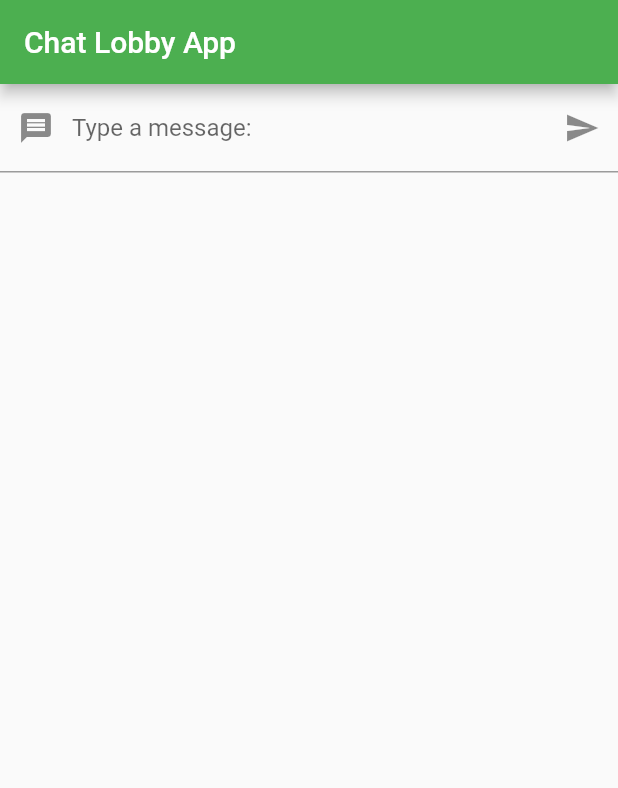
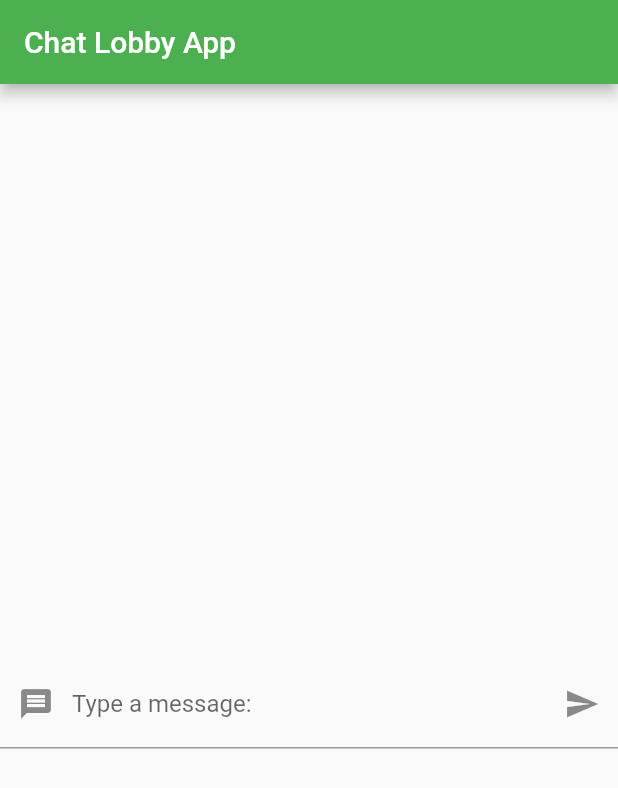
Before and after one commit to Mbutle3/Chat-Room-App-Flutter, a Flutter app: the screen it shows after launch, on a phone screen of 412 x 824 dp. Shown: the top 788 px of the screen. Run offline on Flutter 3.47's test engine with Material 2 defaults, Android fonts, the phone set to English and light mode, and no system bars.

Commit message:
v1.5 - currnet bug (new posts are not being shown)

```diff
--- a/lib/main.dart
+++ b/lib/main.dart
@@ -2,6 +2,24 @@ import 'package:flutter/material.dart';
 
 void main() {
   runApp(const MyApp());
+}
+
+class Post {
+  String body;
+  String author;
+  int like_count = 0;
+  bool userLiked = false;
+
+  Post(this.body, this.author);
+
+  void likedPost() {
+    this.userLiked = !this.userLiked;
+    if (this.userLiked) {
+      this.like_count += 1;
+    } else {
+      this.like_count -= 1;
+    }
+  }
 }
 
 class MyApp extends StatelessWidget {
@@ -27,11 +45,11 @@ class MyHomePage extends StatefulWidget {
 }
 
 class __MyHomePageState extends State<MyHomePage> {
-  String text = "";
+  List<Post> posts = [];
 
-  void changeText(String text) {
+  void newPosts(String text) {
     this.setState(() {
-      this.text = text;
+      posts.add(new Post(text, "Author"));
     });
   }
 
@@ -40,8 +58,8 @@ class __MyHomePageState extends State<MyHomePage> {
     return Scaffold(
         appBar: AppBar(title: Text("Chat Lobby App")),
         body: Column(children: <Widget>[
-          TextInputWidget(this.changeText),
-          Text(this.text)
+          Expanded(child: PostList(this.posts)),
+          Expanded(child: Expanded(child: TextInputWidget(this.newPosts)))
         ]));
   }
 }
@@ -86,3 +104,38 @@ class _TextInputWidgetState extends State<TextInputWidget> {
     ]);
   }
 }
+
+class PostList extends StatefulWidget {
+  final List<Post> list_items;
+
+  PostList(this.list_items);
+
+  @override
+  _PostListState createState() => _PostListState();
+}
+
+class _PostListState extends State<PostList> {
+  @override
+  Widget build(BuildContext context) {
+    return ListView.builder(
+      itemCount: this.widget.list_items.length,
+      itemBuilder: (context, index) {
+        var post = this.widget.list_items[index];
+        return Card(
+            child: Row(children: <Widget>[
+          Expanded(
+              child: ListTile(
+            title: Text(post.body),
+            subtitle: Text(post.author),
+          )),
+          Row(children: <Widget>[
+            IconButton(
+              icon: Icon(Icons.thumb_up),
+              onPressed: post.likedPost,
+            )
+          ])
+        ]));
+      },
+    );
+  }
+}
```
